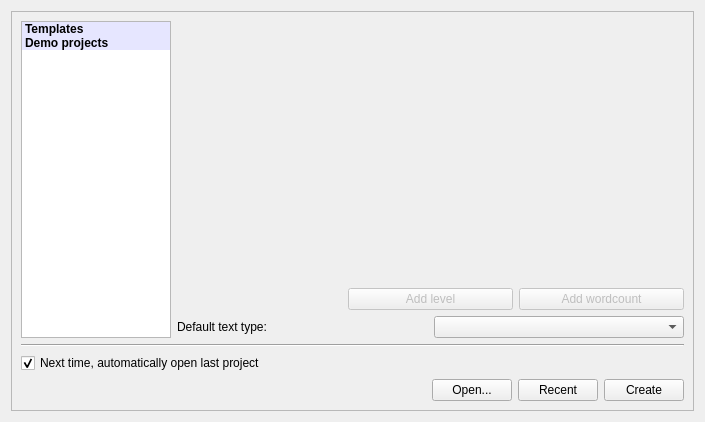
This is manuskript/ui/welcome_ui.ui in olivierkes/manuskript as Qt 5 draws it before an edit. The edited form follows.
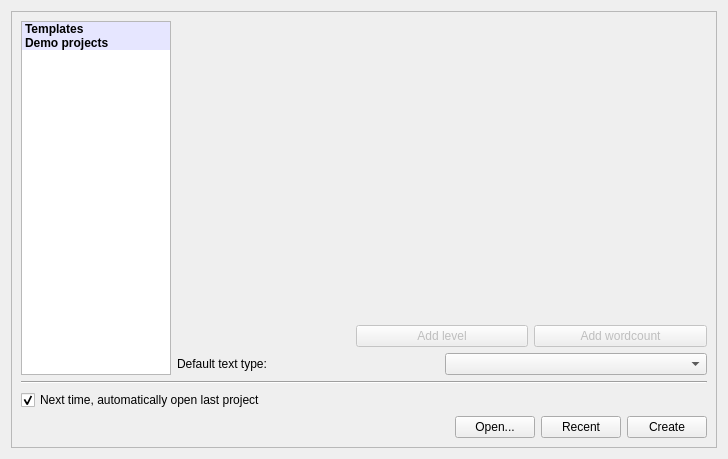
This is the edited form.

Commit message: Welcome windows: adds templates for fiction and non-fiction

```diff
--- a/manuskript/ui/welcome_ui.ui
+++ b/manuskript/ui/welcome_ui.ui
@@ -6,8 +6,8 @@
    <rect>
     <x>0</x>
     <y>0</y>
-    <width>705</width>
-    <height>422</height>
+    <width>728</width>
+    <height>459</height>
    </rect>
   </property>
   <property name="windowTitle">
```
The commit also changes 5 other files.
